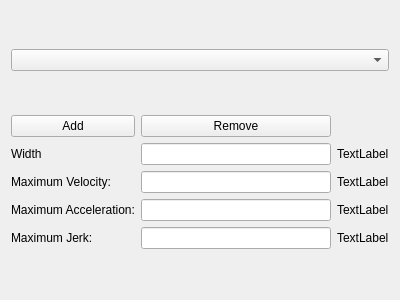
First picture: the form in gui/path_planner/ui/robot_settings_widget.ui, repository utk-robotics-2017/rip, before the edit.
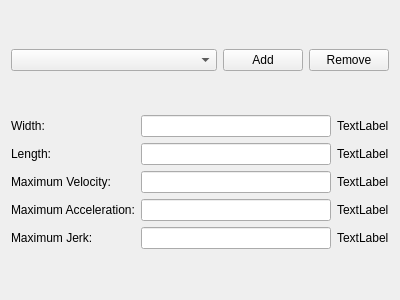
Second picture: the form after the edit.

```diff
--- a/gui/path_planner/ui/robot_settings_widget.ui
+++ b/gui/path_planner/ui/robot_settings_widget.ui
@@ -1,7 +1,7 @@
 <?xml version="1.0" encoding="UTF-8"?>
 <ui version="4.0">
- <class>Form</class>
- <widget class="QWidget" name="Form">
+ <class>RobotSettingsWidget</class>
+ <widget class="QWidget" name="RobotSettingsWidget">
   <property name="geometry">
    <rect>
     <x>0</x>
@@ -15,92 +15,113 @@
   </property>
   <layout class="QVBoxLayout" name="verticalLayout">
    <item>
-    <widget class="QComboBox" name="options"/>
-   </item>
-   <item>
-    <layout class="QGridLayout" name="gridLayout">
-     <item row="4" column="1">
-      <widget class="QLineEdit" name="lineEdit_4"/>
+    <layout class="QHBoxLayout" name="horizontalLayout" stretch="3,1,1">
+     <item>
+      <widget class="QComboBox" name="options"/>
      </item>
-     <item row="3" column="1">
-      <widget class="QLineEdit" name="lineEdit_3"/>
-     </item>
-     <item row="0" column="0">
+     <item>
       <widget class="QPushButton" name="add">
        <property name="text">
         <string>Add</string>
        </property>
       </widget>
      </item>
-     <item row="0" column="1">
+     <item>
       <widget class="QPushButton" name="remove">
        <property name="text">
         <string>Remove</string>
        </property>
       </widget>
      </item>
-     <item row="2" column="1">
-      <widget class="QLineEdit" name="lineEdit_2"/>
+    </layout>
+   </item>
+   <item>
+    <layout class="QGridLayout" name="gridLayout">
+     <item row="4" column="2">
+      <widget class="QLabel" name="velocity_unit">
+       <property name="text">
+        <string>TextLabel</string>
+       </property>
+      </widget>
      </item>
-     <item row="3" column="0">
-      <widget class="QLabel" name="max_a">
+     <item row="5" column="0">
+      <widget class="QLabel" name="max_a_label">
        <property name="text">
         <string>Maximum Acceleration:</string>
        </property>
       </widget>
      </item>
-     <item row="1" column="1">
-      <widget class="QLineEdit" name="lineEdit"/>
-     </item>
-     <item row="2" column="0">
-      <widget class="QLabel" name="max_v">
-       <property name="text">
-        <string>Maximum Velocity:</string>
-       </property>
-      </widget>
-     </item>
      <item row="4" column="0">
-      <widget class="QLabel" name="max_j">
+      <widget class="QLabel" name="max_v_label">
        <property name="text">
-        <string>Maximum Jerk:</string>
+        <string>Maximum Velocity:</string>
        </property>
       </widget>
      </item>
-     <item row="1" column="0">
-      <widget class="QLabel" name="width">
-       <property name="text">
-        <string>Width</string>
-       </property>
-      </widget>
+     <item row="2" column="1">
+      <widget class="QLineEdit" name="robot_width"/>
      </item>
-     <item row="1" column="2">
-      <widget class="QLabel" name="distance_unit">
-       <property name="text">
-        <string>TextLabel</string>
-       </property>
-      </widget>
+     <item row="6" column="1">
+      <widget class="QLineEdit" name="max_j"/>
+     </item>
+     <item row="4" column="1">
+      <widget class="QLineEdit" name="max_v"/>
      </item>
      <item row="2" column="2">
-      <widget class="QLabel" name="velocity_unit">
+      <widget class="QLabel" name="distance_unit">
        <property name="text">
         <string>TextLabel</string>
        </property>
       </widget>
      </item>
-     <item row="3" column="2">
+     <item row="5" column="1">
+      <widget class="QLineEdit" name="max_a"/>
+     </item>
+     <item row="5" column="2">
       <widget class="QLabel" name="acceleration_unit">
        <property name="text">
         <string>TextLabel</string>
        </property>
       </widget>
      </item>
-     <item row="4" column="2">
+     <item row="6" column="2">
       <widget class="QLabel" name="jerk_unit">
        <property name="text">
         <string>TextLabel</string>
        </property>
       </widget>
      </item>
+     <item row="2" column="0">
+      <widget class="QLabel" name="robot_width_label">
+       <property name="text">
+        <string>Width:</string>
+       </property>
+      </widget>
+     </item>
+     <item row="6" column="0">
+      <widget class="QLabel" name="max_j_label">
+       <property name="text">
+        <string>Maximum Jerk:</string>
+       </property>
+      </widget>
+     </item>
+     <item row="3" column="0">
+      <widget class="QLabel" name="label">
+       <property name="text">
+        <string>Length:</string>
+       </property>
+      </widget>
+     </item>
+     <item row="3" column="1">
+      <widget class="QLineEdit" name="robot_length"/>
+     </item>
+     <item row="3" column="2">
+      <widget class="QLabel" name="distance_unit_2">
+       <property name="text">
+        <string>TextLabel</string>
+       </property>
+      </widget>
+     </item>
     </layout>
    </item>
   </layout>
```
